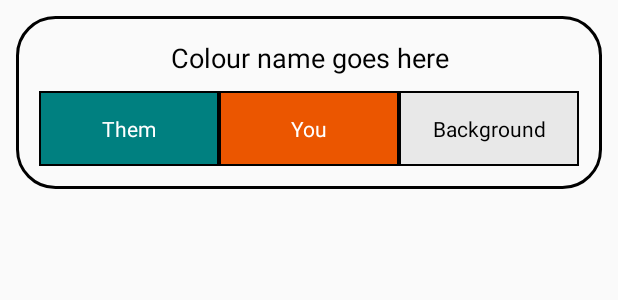
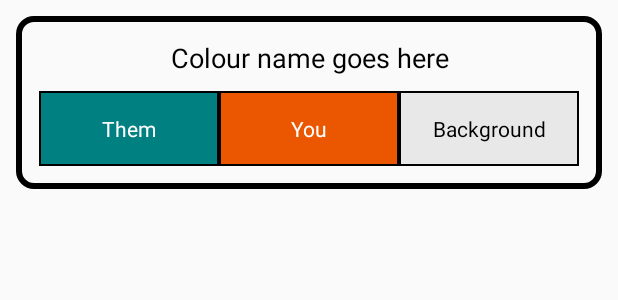
Before and after one commit to Sharkgrammer/Sonar-Secure-Messaging, an Android app: the layout item_single_colour.xml on its own in the app's theme, with its tools: preview values and no code run, on a phone screen of 412 x 824 dp. Shown: the top 300 px of the screen. Run offline under Robolectric (Android 15) with nearby library versions, the phone set to English and light mode, and no system bars; network calls fail.

Commit message:
Theme Chooser updates

```diff
--- a/app/src/main/java/com/shark/sonar/activity/MessageActivity.java
+++ b/app/src/main/java/com/shark/sonar/activity/MessageActivity.java
@@ -22,6 +22,7 @@ import android.widget.Button;
 import android.widget.EditText;
 import android.widget.LinearLayout;
 import android.widget.TextView;
+import android.widget.Toast;
 
 import com.shark.sonar.R;
 import com.shark.sonar.controller.ColourDbControl;
@@ -264,13 +265,13 @@ public class MessageActivity extends AppCompatActivity {
                 HandleColours();
 
                 conversation.updateColour();
+                Toast.makeText(this, c.getCol_Name() + " chosen", Toast.LENGTH_LONG).show();
             });
 
             content.addView(child);
         }
 
         //alertDialogBuilder.setTitle(getResources().getString(R.string.colourDialog));
-
         final AlertDialog alert = alertDialogBuilder.show();
 
         save.setOnClickListener(view -> alert.dismiss());
--- a/app/src/main/res/drawable/simple_border.xml
+++ b/app/src/main/res/drawable/simple_border.xml
@@ -1,7 +1,7 @@
 <?xml version="1.0" encoding="utf-8"?>
 <shape xmlns:android="http://schemas.android.com/apk/res/android" android:shape="rectangle">
-    <corners android:radius="25dp"/>
-    <stroke android:width="2dp" android:color="@color/outgoing_border" />
+    <corners android:radius="10dp"/>
+    <stroke android:width="4dp" android:color="@color/outgoing_border" />
     <padding android:left="18dp" android:right="18dp" android:bottom="14dp" android:top="14dp"/>
 
 </shape>
--- a/app/src/main/res/layout/item_single_colour.xml
+++ b/app/src/main/res/layout/item_single_colour.xml
@@ -12,7 +12,8 @@
         android:layout_width="0dp"
         android:layout_height="wrap_content"
         android:layout_margin="5dp"
-        android:background="@drawable/simple_border"
+        android:background="@drawable/ripple"
+        android:foreground="@drawable/simple_border"
         android:padding="15dp"
         app:layout_constraintBottom_toBottomOf="parent"
         app:layout_constraintEnd_toEndOf="parent"
```
